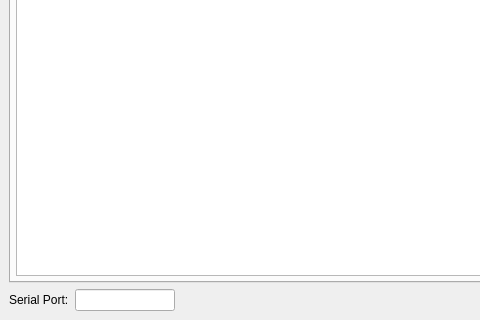
Old version of the form XSeriesTestTool/gui/analyzer.ui in the repository nevtum/XSeriesTestTool; both pictures show x 0 to 480 and y 155 to 475 of the 570 by 475 pixel window.
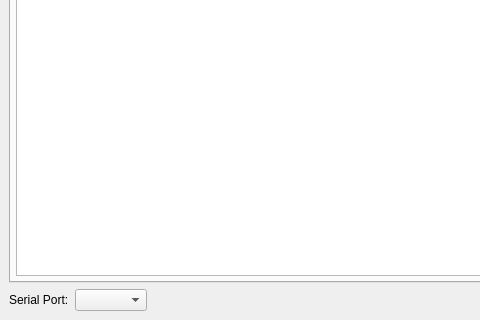
New version of the form.

Commit message: replace line edit with combobox of ports

What changed in the file:
```diff
--- a/XSeriesTestTool/gui/analyzer.ui
+++ b/XSeriesTestTool/gui/analyzer.ui
@@ -206,20 +206,7 @@
        </widget>
       </item>
       <item>
-       <widget class="QLineEdit" name="lineEditPort">
-        <property name="sizePolicy">
-         <sizepolicy hsizetype="Fixed" vsizetype="Fixed">
-          <horstretch>20</horstretch>
-          <verstretch>0</verstretch>
-         </sizepolicy>
-        </property>
-        <property name="maximumSize">
-         <size>
-          <width>100</width>
-          <height>16777215</height>
-         </size>
-        </property>
-       </widget>
+       <widget class="QComboBox" name="comboBoxComPorts"/>
       </item>
       <item>
        <spacer name="horizontalSpacer_2">
```
The commit also changes 2 other files.
